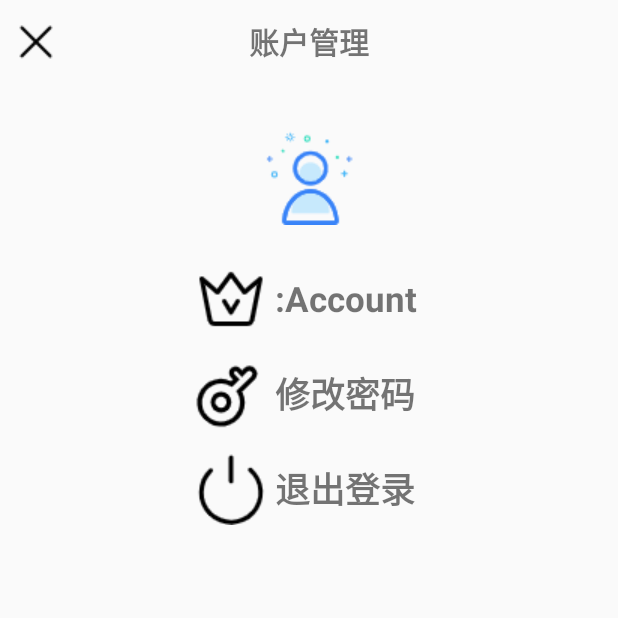
After one commit to miles-rush/IndoorNavigation, an Android app: the UserManagerActivity screen opened directly, with no data from a screen before it, on a phone screen of 412 x 824 dp, the top half of it. The commit adds this screen. Run offline under Robolectric (Android 15) with nearby library versions, the phone set to English and light mode, and no system bars; 1 statement that could not run was skipped.

Commit message:
管理员下的账户管理 软件信息 账户信息显示 密码修改 退出登录-消除自动登录

```diff
--- /dev/null
+++ b/app/src/main/java/com/example/adapter/SpotAdapter.java
@@ -0,0 +1,4 @@
+package com.example.adapter;
+
+public class SpotAdapter {
+}
--- a/app/src/main/java/com/example/indoornavigation/MainActivity.java
+++ b/app/src/main/java/com/example/indoornavigation/MainActivity.java
@@ -188,6 +188,7 @@ public class MainActivity extends AppCompatActivity {
                         }else if (responseCode.getCode() == "2") {//管理员
                             check(accountText, passwordText);
                             Intent intent = new Intent(MainActivity.this, AdminActivity.class);
+                            intent.putExtra("userId", responseCode.getAdditionalId()); //登录后传递该账户的ID
                             startActivity(intent);
                         }
                     }
--- /dev/null
+++ b/app/src/main/java/com/example/indoornavigation/UserManagerActivity.java
@@ -0,0 +1,177 @@
+package com.example.indoornavigation;
+
+import androidx.appcompat.app.AlertDialog;
+import androidx.appcompat.app.AppCompatActivity;
+import okhttp3.Call;
+import okhttp3.FormBody;
+import okhttp3.RequestBody;
+import okhttp3.Response;
+
+import android.content.DialogInterface;
+import android.content.Intent;
+import android.content.SharedPreferences;
+import android.os.Bundle;
+import android.preference.PreferenceManager;
+import android.view.View;
+import android.widget.EditText;
+import android.widget.ImageView;
+import android.widget.TextView;
+import android.widget.Toast;
+
+import com.example.bean.ResponseCode;
+import com.example.tool.GsonUtil;
+import com.example.tool.HttpUtil;
+
+import java.io.IOException;
+
+public class UserManagerActivity extends AppCompatActivity {
+    private ImageView back;
+
+    private TextView account;
+    private TextView exitPassword;
+    private TextView loginOut;
+
+    private ImageView about;
+
+    private SharedPreferences preferences;
+    private SharedPreferences.Editor editor;
+
+    private Integer userId;//登录用户的ID
+    @Override
+    protected void onCreate(Bundle savedInstanceState) {
+        super.onCreate(savedInstanceState);
+        setContentView(R.layout.activity_user_manager);
+        init();
+    }
+
+    //用户信息的显示
+    private void showUserAccount() {
+        HttpUtil.sendOkHttpGetRequest("/user/query?id=" + userId, new okhttp3.Callback() {
+            @Override
+            public void onResponse(Call call, Response response) throws IOException {
+                final String accountData = response.body().string();
+                runOnUiThread(new Runnable() {
+                    @Override
+                    public void run() {
+                        account.setText(accountData);
+                    }
+                });
+            }
+            @Override
+            public void onFailure(Call call, IOException e) {
+                Toast.makeText(UserManagerActivity.this,"网络错误",Toast.LENGTH_SHORT).show();
+            }
+        });
+    }
+
+    private void init() {
+        about = findViewById(R.id.about);
+        back = findViewById(R.id.user_manager_back);
+        account = findViewById(R.id.user_manager_name);
+        exitPassword = findViewById(R.id.user_manager_edit_password);
+        loginOut = findViewById(R.id.user_manager_exit_account);
+        preferences = PreferenceManager.getDefaultSharedPreferences(this);
+        //初始化当前账户信息
+        userId = getIntent().getIntExtra("userId",0);
+        showUserAccount();
+        //退出当前界面
+        back.setOnClickListener(new View.OnClickListener() {
+            @Override
+            public void onClick(View v) {
+                finish();
+            }
+        });
+        //关于软件
+        about.setOnClickListener(new View.OnClickListener() {
+            @Override
+            public void onClick(View v) {
+                AlertDialog.Builder dialog = new AlertDialog.Builder(UserManagerActivity.this);
+                dialog.setTitle("关于:");
+                dialog.setMessage("Make by miles.Github:https://github.com/miles-rush/IndoorNavigation");
+                dialog.setPositiveButton("关闭", new DialogInterface.OnClickListener() {
+                    @Override
+                    public void onClick(DialogInterface dialog, int which) {
+                        dialog.dismiss();
+                    }
+                });
+                dialog.show();
+            }
+        });
+        //修改密码
+        exitPassword.setOnClickListener(new View.OnClickListener() {
+            @Override
+            public void onClick(View v) {
+                final EditText oldPassword = new EditText(UserManagerActivity.this);
+                final EditText newPassword = new EditText(UserManagerActivity.this);
+                AlertDialog.Builder checkDialog = new AlertDialog.Builder(UserManagerActivity.this);
+                checkDialog.setTitle("输入旧密码").setView(oldPassword).setNegativeButton("取消", new DialogInterface.OnClickListener() {
+                    @Override
+                    public void onClick(DialogInterface dialog, int which) {
+                        dialog.dismiss();
+                    }
+                }).setPositiveButton("下一步", new DialogInterface.OnClickListener() {
+                    @Override
+                    public void onClick(DialogInterface dialog, int which) {
+                        final String oldPasswordText = oldPassword.getText().toString().trim();
+                        AlertDialog.Builder newPasswordDialog = new AlertDialog.Builder(UserManagerActivity.this);
+                        newPasswordDialog.setTitle("输入新密码").setView(newPassword)
+                                .setNegativeButton("取消", new DialogInterface.OnClickListener() {
+                                    @Override
+                                    public void onClick(DialogInterface dialog, int which) {
+                                        dialog.dismiss();
+                                    }
+                                }).setPositiveButton("确定", new DialogInterface.OnClickListener() {
+                            @Override
+                            public void onClick(DialogInterface dialog, int which) {
+                                final String newPasswordText = newPassword.getText().toString().trim();
+                                //调用修改密码接口
+                                RequestBody requestBody = new FormBody.Builder()
+                                        .add("id", userId.toString())
+                                        .add("oldPassword", oldPasswordText)
+                                        .add("newPassword", newPasswordText)
+                                        .build();
+                                HttpUtil.sendOkHttpPostRequest("/user/editPassword", requestBody,new okhttp3.Callback() {
+                                    @Override
+                                    public void onResponse(Call call, Response response) throws IOException {
+                                        String responseData = response.body().string();
+                                        final ResponseCode responseCode = GsonUtil.getResponseJson(responseData);
+                                        runOnUiThread(new Runnable() {
+                                            @Override
+                                            public void run() {
+                                                Toast.makeText(UserManagerActivity.this,responseCode.getInfo(),Toast.LENGTH_SHORT).show();
+                                            }
+                                        });
+                                        //需要修改自动登录保存的文件
+                                        if (responseCode.getCode() == "1") {
+                                            editor =preferences.edit();
+                                            editor.remove("password");
+                                            editor.putString("password",newPasswordText);
+                                            editor.apply();
+                                        }
+                                    }
+                                    @Override
+                                    public void onFailure(Call call, IOException e) {
+                                        Toast.makeText(UserManagerActivity.this,"网络错误",Toast.LENGTH_SHORT).show();
+                                    }
+                                });
+                            }
+                        }).show();
+                    }
+                }).show();
+            }
+        });
+        //退出账户
+        loginOut.setOnClickListener(new View.OnClickListener() {
+            @Override
+            public void onClick(View v) {
+                //清除自动登录保存的信息
+                editor =preferences.edit();
+                editor.clear();
+                editor.apply();
+                Intent intent = new Intent(UserManagerActivity.this,MainActivity.class);
+                startActivity(intent);
+                finish();
+            }
+        });
+    }
+}
--- a/app/src/main/res/layout/activity_admin.xml
+++ b/app/src/main/res/layout/activity_admin.xml
@@ -29,12 +29,13 @@
                         android:textSize="20dp"
                         android:text="景区列表"/>
                     <ImageView
+                        android:id="@+id/user_manager_in"
                         android:layout_width="wrap_content"
                         android:layout_height="wrap_content"
                         android:layout_alignParentRight="true"
                         android:layout_marginRight="8dp"
                         android:layout_marginTop="12dp"
-                        android:src="@drawable/bell"/>
+                        android:src="@drawable/icon_user"/>
                 </RelativeLayout>
                 <androidx.swiperefreshlayout.widget.SwipeRefreshLayout
                     android:id="@+id/sight_swipe"
--- /dev/null
+++ b/app/src/main/res/layout/activity_user_manager.xml
@@ -0,0 +1,112 @@
+<?xml version="1.0" encoding="utf-8"?>
+<androidx.constraintlayout.widget.ConstraintLayout xmlns:android="http://schemas.android.com/apk/res/android"
+    xmlns:app="http://schemas.android.com/apk/res-auto"
+    xmlns:tools="http://schemas.android.com/tools"
+    android:layout_width="match_parent"
+    android:layout_height="match_parent"
+    tools:context=".UserManagerActivity">
+
+    <RelativeLayout
+        android:layout_width="match_parent"
+        android:layout_height="match_parent">
+        <LinearLayout
+            android:layout_width="match_parent"
+            android:layout_height="wrap_content"
+            android:orientation="vertical">
+            <RelativeLayout
+                android:layout_width="match_parent"
+                android:layout_height="?attr/actionBarSize">
+                <ImageView
+                    android:id="@+id/user_manager_back"
+                    android:layout_width="wrap_content"
+                    android:layout_height="wrap_content"
+                    android:layout_alignParentLeft="true"
+                    android:layout_marginLeft="8dp"
+                    android:layout_marginTop="12dp"
+                    android:src="@drawable/back"/>
+                <TextView
+                    android:layout_width="match_parent"
+                    android:layout_height="?attr/actionBarSize"
+                    android:layout_centerInParent="true"
+                    android:gravity="center"
+                    android:textStyle="bold"
+                    android:textSize="20dp"
+                    android:text="账户管理"/>
+            </RelativeLayout>
+            <ImageView
+                android:id="@+id/about"
+                android:layout_width="wrap_content"
+                android:layout_height="wrap_content"
+                android:layout_gravity="center"
+                android:layout_marginTop="30dp"
+                android:layout_marginBottom="15dp"
+                android:src="@drawable/icon_big_user"/>
+
+            <LinearLayout
+                android:layout_width="wrap_content"
+                android:layout_height="wrap_content"
+                android:layout_marginLeft="130dp"
+                android:layout_marginTop="10dp"
+                android:orientation="horizontal">
+                <ImageView
+                    android:layout_width="wrap_content"
+                    android:layout_height="wrap_content"
+                    android:src="@drawable/icon_account"/>
+                <TextView
+                    android:id="@+id/user_manager_name"
+                    android:layout_width="wrap_content"
+                    android:layout_height="wrap_content"
+                    android:layout_margin="5dp"
+                    android:layout_gravity="center"
+                    android:textSize="23dp"
+                    android:textStyle="bold"
+                    android:text=":Account"/>
+            </LinearLayout>
+
+            <LinearLayout
+                android:layout_width="wrap_content"
+                android:layout_height="wrap_content"
+                android:layout_marginLeft="130dp"
+                android:layout_marginTop="15dp"
+                android:orientation="horizontal">
+                <ImageView
+                    android:layout_width="wrap_content"
+                    android:layout_height="wrap_content"
+                    android:src="@drawable/icon_key"/>
+                <TextView
+                    android:id="@+id/user_manager_edit_password"
+                    android:layout_width="wrap_content"
+                    android:layout_height="wrap_content"
+                    android:layout_margin="5dp"
+                    android:layout_gravity="center"
+                    android:textSize="23dp"
+                    android:textStyle="bold"
+                    android:text="修改密码"/>
+            </LinearLayout>
+
+            <LinearLayout
+                android:layout_width="wrap_content"
+                android:layout_height="wrap_content"
+                android:layout_marginLeft="130dp"
+                android:layout_marginTop="15dp"
+                android:orientation="horizontal">
+                <ImageView
+                    android:layout_width="wrap_content"
+                    android:layout_height="wrap_content"
+                    android:src="@drawable/icon_exit"/>
+                <TextView
+                    android:id="@+id/user_manager_exit_account"
+                    android:layout_width="wrap_content"
+                    android:layout_height="wrap_content"
+                    android:layout_margin="5dp"
+                    android:layout_gravity="center"
+                    android:textSize="23dp"
+                    android:textStyle="bold"
+                    android:text="退出登录"/>
+            </LinearLayout>
+
+        </LinearLayout>
+
+    </RelativeLayout>
+
+</androidx.constraintlayout.widget.ConstraintLayout>
```
Also changed, not shown: app/src/main/AndroidManifest.xml (+6 -5 lines), app/src/main/java/com/example/bean/ResponseCode.java (+10 -0 lines), app/src/main/java/com/example/indoornavigation/AdminActivity.java (+15 -0 lines), app/src/main/res/drawable/icon_account.png (added), app/src/main/res/drawable/icon_big_user.png (added), app/src/main/res/drawable/icon_exit.png (added), app/src/main/res/drawable/icon_key.png (added), app/src/main/res/drawable/icon_user.png (added).
